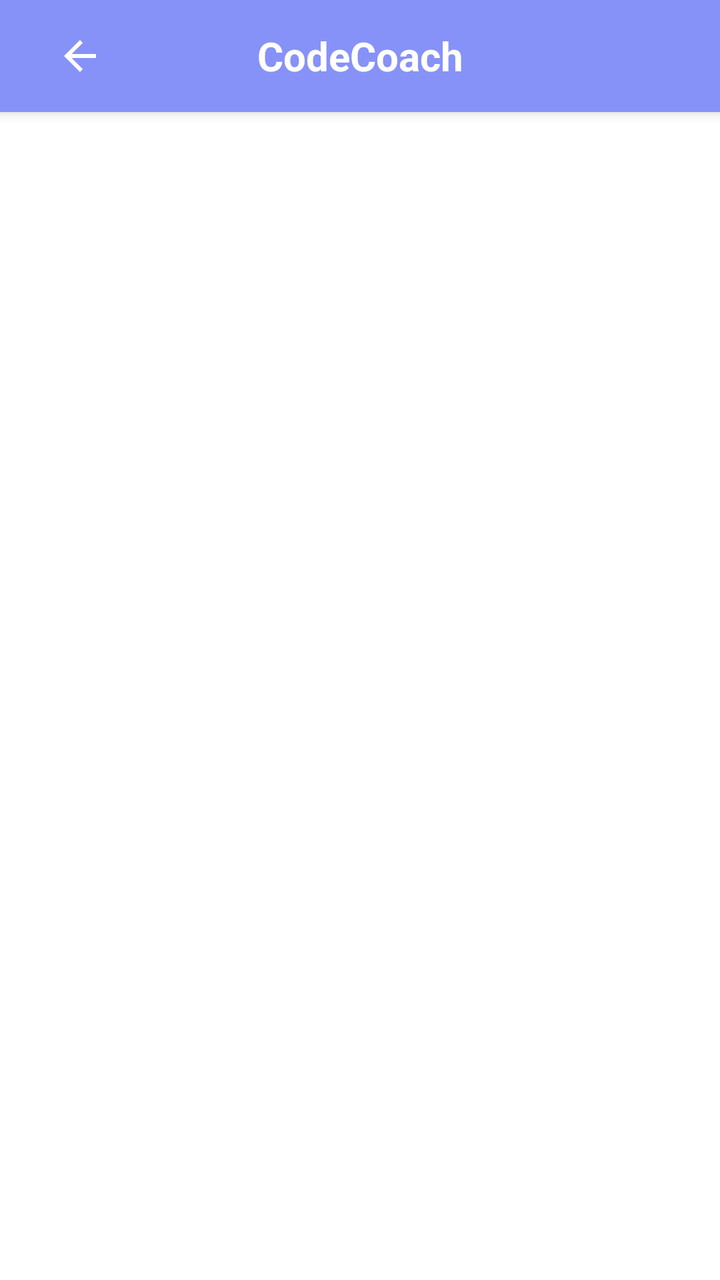
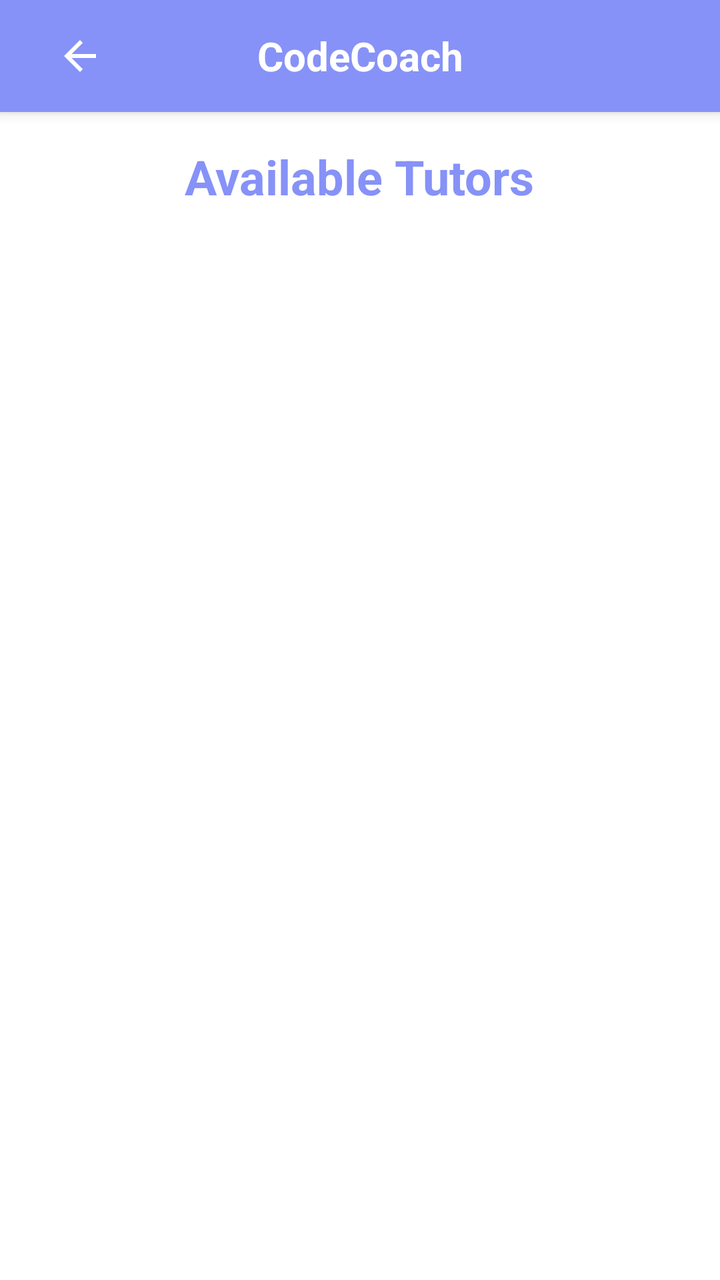

Before-and-after screenshots of an Android layout around one commit, followed by the original layout XML and the change that was made.
<!-- AndroidManifest.xml: application theme Theme.CC -->
<!-- res/layout/activity_tutor_list.xml -->
<?xml version="1.0" encoding="utf-8"?>
<androidx.coordinatorlayout.widget.CoordinatorLayout
    xmlns:android="http://schemas.android.com/apk/res/android"
    xmlns:app="http://schemas.android.com/apk/res-auto"
    xmlns:tools="http://schemas.android.com/tools"
    android:layout_width="match_parent"
    android:layout_height="match_parent"
    android:background="@color/white"
    tools:context=".TutorList">

    
    <androidx.appcompat.widget.Toolbar
        android:id="@+id/top_bar"
        android:layout_width="match_parent"
        android:layout_height="wrap_content"
        android:background="?attr/colorPrimary"
        android:elevation="4dp">

        <ImageButton
            android:id="@+id/back_button"
            android:layout_width="wrap_content"
            android:layout_height="wrap_content"
            android:src="@drawable/ic_back"
            android:background="?attr/selectableItemBackgroundBorderless"
            android:contentDescription="Back"
            android:layout_gravity="start"
            android:padding="12dp" />

        <TextView
            android:id="@+id/top_bar_title"
            android:layout_width="wrap_content"
            android:layout_height="wrap_content"
            android:layout_gravity="center"
            android:text="CodeCoach"
            android:textColor="@android:color/white"
            android:textSize="20sp"
            android:textStyle="bold" />
    </androidx.appcompat.widget.Toolbar>
    
    <ListView
        android:id="@+id/tutorListView"
        android:layout_width="match_parent"
        android:layout_height="wrap_content"
        android:layout_marginTop="?attr/actionBarSize"
        app:layout_behavior="@string/appbar_scrolling_view_behavior"/>

</androidx.coordinatorlayout.widget.CoordinatorLayout>
<!-- resources referenced by this layout -->
<resources>
  <color name="white">#FFFFFFFF</color>
  <!-- drawable ic_back (drawable) -->
  <vector xmlns:android="http://schemas.android.com/apk/res/android" android:autoMirrored="true" android:height="24dp" android:tint="#FFFFFF" android:viewportHeight="24" android:viewportWidth="24" android:width="24dp">
        
      <path android:fillColor="@android:color/white" android:pathData="M20,11H7.83l5.59,-5.59L12,4l-8,8 8,8 1.41,-1.41L7.83,13H20v-2z"/>
      
  </vector>
  <style name="Theme.CC" parent="Base.Theme.CC" />
  <style name="Base.Theme.CC" parent="Theme.MaterialComponents.DayNight.NoActionBar">
          
          <item name="colorPrimary">@color/lavender</item>
          <item name="colorPrimaryVariant">@color/lavender</item>
          <item name="colorOnPrimary">@color/white</item>
          
          <item name="colorSecondary">@color/teal_200</item>
          <item name="colorSecondaryVariant">@color/teal_700</item>
          <item name="colorOnSecondary">@color/black</item>
          
          <item name="android:statusBarColor">?attr/colorPrimaryVariant</item>
          
          
      </style>
  <color name="lavender">#8692f7</color>
  <color name="teal_200">#FF03DAC5</color>
  <color name="teal_700">#FF018786</color>
  <color name="black">#FF000000</color>
</resources>

<!-- the commit's change to res/layout/activity_tutor_list.xml (unified diff, before → after) -->
@@ -12,7 +12,7 @@
     <androidx.appcompat.widget.Toolbar
         android:id="@+id/top_bar"
         android:layout_width="match_parent"
-        android:layout_height="wrap_content"
+        android:layout_height="?attr/actionBarSize"
         android:background="?attr/colorPrimary"
         android:elevation="4dp">
 
@@ -36,12 +36,36 @@
             android:textSize="20sp"
             android:textStyle="bold" />
     </androidx.appcompat.widget.Toolbar>
+
     
-    <ListView
-        android:id="@+id/tutorListView"
+    <LinearLayout
         android:layout_width="match_parent"
         android:layout_height="wrap_content"
+        android:orientation="vertical"
         android:layout_marginTop="?attr/actionBarSize"
-        app:layout_behavior="@string/appbar_scrolling_view_behavior"/>
+        android:padding="16dp">
 
+        
+        <TextView
+            android:id="@+id/tvAvailableTutors"
+            android:layout_width="wrap_content"
+            android:layout_height="wrap_content"
+            android:text="Available Tutors"
+            android:textSize="24sp"
+            android:textStyle="bold"
+            android:textColor="?attr/colorPrimary"
+            android:layout_gravity="center"
+            android:layout_marginBottom="16dp" />
+
+        
+        <ListView
+            android:id="@+id/tutorListView"
+            android:layout_width="match_parent"
+            android:layout_height="wrap_content"
+            android:divider="@color/white"
+            android:dividerHeight="1dp"
+            android:padding="8dp"
+            android:background="@android:color/white"
+            app:layout_behavior="@string/appbar_scrolling_view_behavior"/>
+    </LinearLayout>
 </androidx.coordinatorlayout.widget.CoordinatorLayout>
